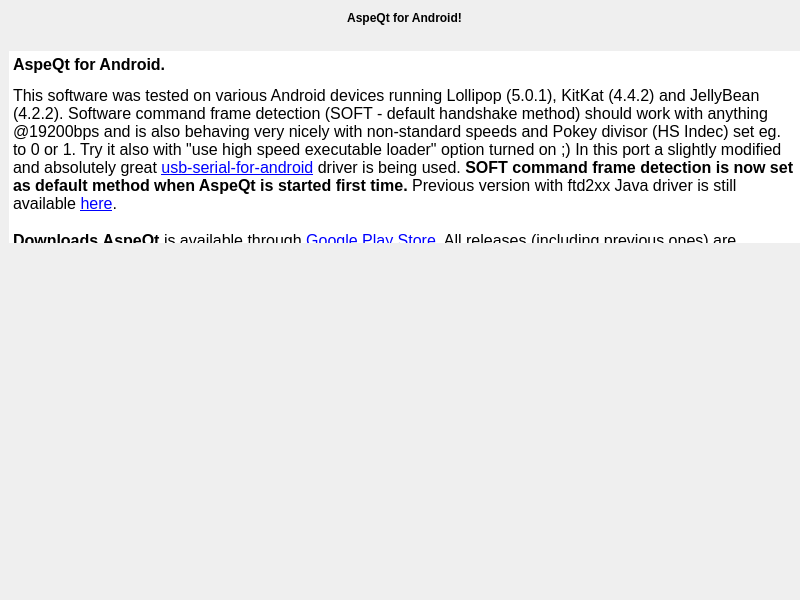
Above: aboutdialog.ui from greblus/aspeqt before the change. Below: the same form after it.
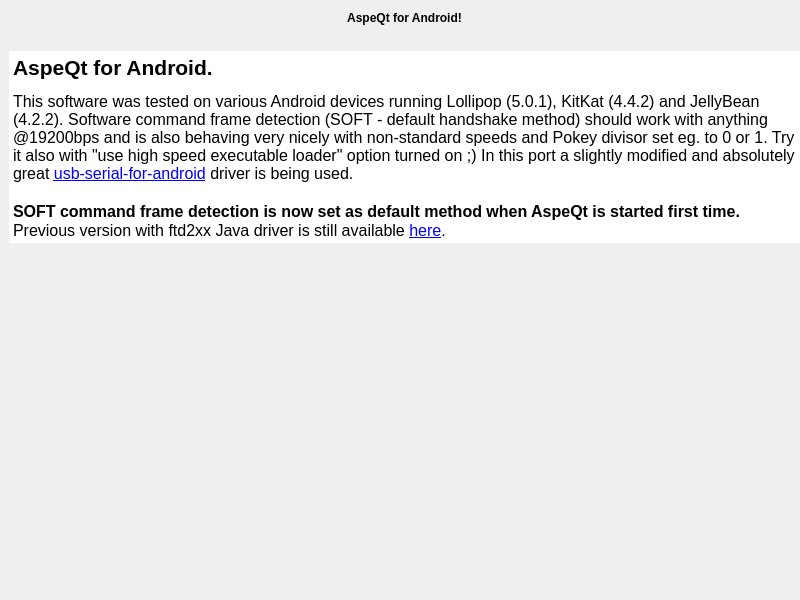
That is the form after the change.

Commit message: * No data copying in writeDataFrame (it's passed by reference) * Aboutdialog update.

Diff of the .ui file:
```diff
--- a/aboutdialog.ui
+++ b/aboutdialog.ui
@@ -149,27 +149,39 @@
 &lt;html&gt;&lt;head&gt;&lt;meta name=&quot;qrichtext&quot; content=&quot;1&quot; /&gt;&lt;style type=&quot;text/css&quot;&gt;
 p, li { white-space: pre-wrap; }
 &lt;/style&gt;&lt;/head&gt;&lt;body style=&quot; font-family:'MS Shell Dlg 2'; font-size:8.25pt; font-weight:400; font-style:normal;&quot;&gt;
-&lt;p style=&quot; margin-top:18px; margin-bottom:12px; margin-left:0px; margin-right:0px; -qt-block-indent:0; text-indent:0px;&quot;&gt;&lt;span style=&quot; font-size:12pt; font-weight:600;&quot;&gt;AspeQt for Android.&lt;/span&gt;&lt;/p&gt;
-&lt;p style=&quot; margin-top:0px; margin-bottom:0px; margin-left:0px; margin-right:0px; -qt-block-indent:0; text-indent:0px;&quot;&gt;&lt;span style=&quot; font-size:12pt;&quot;&gt;This software was tested on various Android devices running Lollipop (5.0.1), KitKat (4.4.2) and JellyBean (4.2.2). Software command frame detection (SOFT - default handshake method) should work with anything @19200bps and is also behaving very nicely with non-standard speeds and Pokey divisor (HS Indec) set eg. to 0 or 1. Try it also with &amp;quot;use high speed executable loader&amp;quot; option turned on ;) In this port a slightly modified and absolutely great &lt;/span&gt;&lt;a href=&quot;https://github.com/greblus/usb-serial-for-android&quot;&gt;&lt;span style=&quot; font-size:12pt; text-decoration: underline; color:#0000ff;&quot;&gt;usb-serial-for-android&lt;/span&gt;&lt;/a&gt;&lt;span style=&quot; font-size:12pt;&quot;&gt; driver is being used. &lt;/span&gt;&lt;span style=&quot; font-size:12pt; font-weight:600;&quot;&gt;SOFT command frame detection is now set as default method when AspeQt is started first time.&lt;/span&gt;&lt;span style=&quot; font-size:12pt;&quot;&gt; Previous version with ftd2xx Java driver is still available &lt;/span&gt;&lt;a href=&quot;https://github.com/greblus/aspeqt/tree/ftd2xx&quot;&gt;&lt;span style=&quot; font-size:12pt; text-decoration: underline; color:#0000ff;&quot;&gt;here&lt;/span&gt;&lt;/a&gt;&lt;span style=&quot; font-size:12pt;&quot;&gt;. &lt;/span&gt;&lt;/p&gt;
-&lt;p style=&quot; margin-top:18px; margin-bottom:12px; margin-left:0px; margin-right:0px; -qt-block-indent:0; text-indent:0px;&quot;&gt;&lt;span style=&quot; font-size:12pt; font-weight:600;&quot;&gt;Downloads&lt;/span&gt;&lt;span style=&quot; font-size:12pt;&quot;&gt; &lt;/span&gt;&lt;span style=&quot; font-size:12pt; font-weight:600;&quot;&gt;AspeQt&lt;/span&gt;&lt;span style=&quot; font-size:12pt;&quot;&gt; is available through &lt;/span&gt;&lt;a href=&quot;https://play.google.com/store/search?q=aspeqt&quot;&gt;&lt;span style=&quot; font-size:12pt; text-decoration: underline; color:#0000ff;&quot;&gt;Google Play Store&lt;/span&gt;&lt;/a&gt;&lt;span style=&quot; font-size:12pt;&quot;&gt;. All releases (including previous ones) are available &lt;/span&gt;&lt;a href=&quot;https://github.com/greblus/aspeqt/releases&quot;&gt;&lt;span style=&quot; font-size:12pt; text-decoration: underline; color:#0000ff;&quot;&gt;here&lt;/span&gt;&lt;/a&gt;&lt;span style=&quot; font-size:12pt;&quot;&gt;. &lt;/span&gt;&lt;span style=&quot; font-size:12pt; font-weight:600;&quot;&gt;Lastest compiled apk&lt;/span&gt;&lt;span style=&quot; font-size:12pt;&quot;&gt; is always &lt;/span&gt;&lt;a href=&quot;https://github.com/greblus/aspeqt/raw/android/android/apk/aspeqt.apk&quot;&gt;&lt;span style=&quot; font-size:12pt; text-decoration: underline; color:#0000ff;&quot;&gt;here&lt;/span&gt;&lt;/a&gt;&lt;span style=&quot; font-size:12pt;&quot;&gt;. And of course all apk files which were uploaded to android/apk can be found in the repo (there is a &amp;quot;Browse Files&amp;quot; button which will show you a snapshot of the repository at a time of the particular commit). &lt;/span&gt;&lt;/p&gt;
-&lt;p style=&quot; margin-top:18px; margin-bottom:12px; margin-left:0px; margin-right:0px; -qt-block-indent:0; text-indent:0px;&quot;&gt;&lt;span style=&quot; font-size:12pt; font-weight:600;&quot;&gt;What's necessary to use it:&lt;/span&gt;&lt;span style=&quot; font-size:12pt;&quot;&gt; &lt;/span&gt;&lt;/p&gt;
-&lt;ul style=&quot;margin-top: 0px; margin-bottom: 0px; margin-left: 0px; margin-right: 0px; -qt-list-indent: 1;&quot;&gt;&lt;li style=&quot; font-size:12pt;&quot; style=&quot; margin-top:12px; margin-bottom:0px; margin-left:0px; margin-right:0px; -qt-block-indent:0; text-indent:0px;&quot;&gt;Android device with USB Host Support. Check USB Host Support with &lt;a href=&quot;https://play.google.com/store/apps/details?id=eu.chainfire.usbhostdiagnostics&amp;amp;hl=pl&quot;&gt;&lt;span style=&quot; text-decoration: underline; color:#0000ff;&quot;&gt;this tool&lt;/span&gt;&lt;/a&gt;. &lt;/li&gt;
+&lt;p style=&quot; margin-top:18px; margin-bottom:12px; margin-left:0px; margin-right:0px; -qt-block-indent:0; text-indent:0px;&quot;&gt;&lt;span style=&quot; font-size:16pt; font-weight:600;&quot;&gt;AspeQt for Android.&lt;/span&gt;&lt;/p&gt;
+&lt;p style=&quot; margin-top:0px; margin-bottom:0px; margin-left:0px; margin-right:0px; -qt-block-indent:0; text-indent:0px;&quot;&gt;&lt;span style=&quot; font-size:12pt;&quot;&gt;This software was tested on various Android devices running Lollipop (5.0.1), KitKat (4.4.2) and JellyBean (4.2.2). Software command frame detection (SOFT - default handshake method) should work with anything @19200bps and is also behaving very nicely with non-standard speeds and Pokey divisor set eg. to 0 or 1. Try it also with &amp;quot;use high speed executable loader&amp;quot; option turned on ;) In this port a slightly modified and absolutely great &lt;/span&gt;&lt;a href=&quot;https://github.com/greblus/usb-serial-for-android&quot;&gt;&lt;span style=&quot; font-size:12pt; text-decoration: underline; color:#0000ff;&quot;&gt;usb-serial-for-android&lt;/span&gt;&lt;/a&gt;&lt;span style=&quot; font-size:12pt;&quot;&gt; driver is being used. &lt;/span&gt;&lt;/p&gt;
+&lt;p style=&quot;-qt-paragraph-type:empty; margin-top:0px; margin-bottom:0px; margin-left:0px; margin-right:0px; -qt-block-indent:0; text-indent:0px; font-size:12pt;&quot;&gt;&lt;br /&gt;&lt;/p&gt;
+&lt;p style=&quot; margin-top:0px; margin-bottom:0px; margin-left:0px; margin-right:0px; -qt-block-indent:0; text-indent:0px;&quot;&gt;&lt;span style=&quot; font-size:12pt; font-weight:600;&quot;&gt;SOFT command frame detection is now set as default method when AspeQt is started first time.&lt;/span&gt;&lt;span style=&quot; font-size:12pt;&quot;&gt; &lt;/span&gt;&lt;/p&gt;
+&lt;p style=&quot; margin-top:0px; margin-bottom:0px; margin-left:0px; margin-right:0px; -qt-block-indent:0; text-indent:0px;&quot;&gt;&lt;span style=&quot; font-size:12pt;&quot;&gt;Previous version with ftd2xx Java driver is still available &lt;/span&gt;&lt;a href=&quot;https://github.com/greblus/aspeqt/tree/ftd2xx&quot;&gt;&lt;span style=&quot; font-size:12pt; text-decoration: underline; color:#0000ff;&quot;&gt;here&lt;/span&gt;&lt;/a&gt;&lt;span style=&quot; font-size:12pt;&quot;&gt;. &lt;/span&gt;&lt;/p&gt;
+&lt;p style=&quot; margin-top:18px; margin-bottom:12px; margin-left:0px; margin-right:0px; -qt-block-indent:0; text-indent:0px;&quot;&gt;&lt;span style=&quot; font-size:16pt; font-weight:600;&quot;&gt;Downloads.&lt;/span&gt;&lt;/p&gt;
+&lt;p style=&quot; margin-top:18px; margin-bottom:12px; margin-left:0px; margin-right:0px; -qt-block-indent:0; text-indent:0px;&quot;&gt;&lt;span style=&quot; font-size:12pt; font-weight:600;&quot;&gt;AspeQt&lt;/span&gt;&lt;span style=&quot; font-size:12pt;&quot;&gt; is available through &lt;/span&gt;&lt;a href=&quot;https://play.google.com/store/search?q=aspeqt&quot;&gt;&lt;span style=&quot; font-size:12pt; text-decoration: underline; color:#0000ff;&quot;&gt;Google Play Store&lt;/span&gt;&lt;/a&gt;&lt;span style=&quot; font-size:12pt;&quot;&gt;. All releases (including previous ones) are available &lt;/span&gt;&lt;a href=&quot;https://github.com/greblus/aspeqt/releases&quot;&gt;&lt;span style=&quot; font-size:12pt; text-decoration: underline; color:#0000ff;&quot;&gt;here&lt;/span&gt;&lt;/a&gt;&lt;span style=&quot; font-size:12pt;&quot;&gt;. &lt;/span&gt;&lt;span style=&quot; font-size:12pt; font-weight:600;&quot;&gt;Lastest compiled apk&lt;/span&gt;&lt;span style=&quot; font-size:12pt;&quot;&gt; is always &lt;/span&gt;&lt;a href=&quot;https://github.com/greblus/aspeqt/raw/android/android/apk/aspeqt.apk&quot;&gt;&lt;span style=&quot; font-size:12pt; text-decoration: underline; color:#0000ff;&quot;&gt;here&lt;/span&gt;&lt;/a&gt;&lt;span style=&quot; font-size:12pt;&quot;&gt;. And of course all apk files which were uploaded to android/apk can be found in the repo (there is a &amp;quot;Browse Files&amp;quot; button which will show you a snapshot of the repository at a time of the particular commit). What doesn't work yet? Loading atr files stalls occassionally in DSR handshaking mode. Haven't noticed it in SOFT mode. Hopefully Will fix it soon. &lt;/span&gt;&lt;/p&gt;
+&lt;p style=&quot; margin-top:18px; margin-bottom:12px; margin-left:0px; margin-right:0px; -qt-block-indent:0; text-indent:0px;&quot;&gt;&lt;span style=&quot; font-size:16pt; font-weight:600;&quot;&gt;What's necessary to use it:&lt;/span&gt;&lt;span style=&quot; font-size:16pt;&quot;&gt; &lt;/span&gt;&lt;/p&gt;
+&lt;ul style=&quot;margin-top: 0px; margin-bottom: 0px; margin-left: 0px; margin-right: 0px; -qt-list-indent: 1;&quot;&gt;&lt;li style=&quot; font-size:12pt;&quot; style=&quot; margin-top:12px; margin-bottom:0px; margin-left:0px; margin-right:0px; -qt-block-indent:0; text-indent:0px;&quot;&gt;Android device with USB Host Support. Check USB Host Support with &lt;a href=&quot;https://play.google.com/store/apps/details?id=eu.chainfire.usbhostdiagnostics&quot;&gt;&lt;span style=&quot; text-decoration: underline; color:#0000ff;&quot;&gt;this tool&lt;/span&gt;&lt;/a&gt;. &lt;/li&gt;
 &lt;li style=&quot; font-size:12pt;&quot; style=&quot; margin-top:0px; margin-bottom:0px; margin-left:0px; margin-right:0px; -qt-block-indent:0; text-indent:0px;&quot;&gt;OTG cable. &lt;/li&gt;
 &lt;li style=&quot; font-size:12pt;&quot; style=&quot; margin-top:0px; margin-bottom:0px; margin-left:0px; margin-right:0px; -qt-block-indent:0; text-indent:0px;&quot;&gt;Sio2PC-USB converter. I recommend &lt;a href=&quot;http://lotharek.pl/product.php?pid=98&quot;&gt;&lt;span style=&quot; text-decoration: underline; color:#0000ff;&quot;&gt;this one made by Lotharek&lt;/span&gt;&lt;/a&gt;. &lt;/li&gt;
-&lt;li style=&quot; font-size:12pt;&quot; style=&quot; margin-top:0px; margin-bottom:0px; margin-left:0px; margin-right:0px; -qt-block-indent:0; text-indent:0px;&quot;&gt;AspeQt for Android should work on anything starting from 3.1. I've tested it on Lark FreeMe 8&amp;quot; Android 4.2.2 tablet, Kazam 345 &amp;amp; Kazam Tornado phones with KitKat 4.4, Lenovo Tab 2 A10-70L and Lenovo Tab 2 A7 tablets with Lollipop 5.0.1.&lt;/li&gt;
+&lt;li style=&quot; font-size:12pt;&quot; style=&quot; margin-top:0px; margin-bottom:0px; margin-left:0px; margin-right:0px; -qt-block-indent:0; text-indent:0px;&quot;&gt;AspeQt for Android should work on anything starting from 3.1. I've tested it on Lark FreeMe 8&amp;quot; Android 4.2.2 tablet, Kazam 345 &amp;amp; Kazam Tornado phones with KitKat 4.4, Lenovo Tab 2 A10-70L and Lenovo Tab 2 A7 tablets with Lollipop 5.0.1 &lt;/li&gt;
 &lt;li style=&quot; font-size:12pt;&quot; style=&quot; margin-top:0px; margin-bottom:0px; margin-left:0px; margin-right:0px; -qt-block-indent:0; text-indent:0px;&quot;&gt;&lt;span style=&quot; font-weight:600;&quot;&gt;No root necessary.&lt;/span&gt; &lt;/li&gt;
 &lt;li style=&quot; font-size:12pt;&quot; style=&quot; margin-top:0px; margin-bottom:0px; margin-left:0px; margin-right:0px; -qt-block-indent:0; text-indent:0px;&quot;&gt;&lt;span style=&quot; font-weight:600;&quot;&gt;No drivers necessary.&lt;/span&gt; usb-serial-for-android java driver is in the package. &lt;/li&gt;
-&lt;li style=&quot; font-size:12pt;&quot; style=&quot; margin-top:0px; margin-bottom:12px; margin-left:0px; margin-right:0px; -qt-block-indent:0; text-indent:0px;&quot;&gt;After you connect the SIO2PC-USB to your Android device it'll automatically launch AspeQt. If you have SIO2PC-USB from Lotharek, select SOFT or DSR flow control method and set speed to 19200bps first, to see if it works at all. Feel free to experiment with higher speeds and Pokey divisors (HiSpeed OS, SDX or Qmeg is required for fast SIO routines). HS Index 0 should work in SOFT mode. DSR is tad slower but HS Index 2 or 3 should work too.&lt;/li&gt;&lt;/ul&gt;
-&lt;p style=&quot; margin-top:0px; margin-bottom:0px; margin-left:0px; margin-right:0px; -qt-block-indent:0; text-indent:0px;&quot;&gt;&lt;span style=&quot; font-size:12pt;&quot;&gt;Alternatively (on an unmodified Atari) it's enough to mount the folder with xex files and copy these two files: $boot.bin and picodos.sys which can be dowloaded &lt;/span&gt;&lt;a href=&quot;https://github.com/greblus/aspeqt/tree/android/%24bootpic&quot;&gt;&lt;span style=&quot; font-size:12pt; text-decoration: underline; color:#0000ff;&quot;&gt;from here&lt;/span&gt;&lt;/a&gt;&lt;span style=&quot; font-size:12pt;&quot;&gt;. This way all xex files, e.g. just downloaded from the internet on your mobile or tablet) to some mounted folder eg. Download/Atari can be nicely loaded in high speed using MyPicoDos. All you have to do is to boot your Atari from this folder. Speed greatly depends on your CPU possibilities and I/O performance, but Pokey divisor 0 works nicely, even despite the fact that all driver calls are made through JNI.&lt;/span&gt;&lt;/p&gt;
+&lt;li style=&quot; font-size:12pt;&quot; style=&quot; margin-top:0px; margin-bottom:12px; margin-left:0px; margin-right:0px; -qt-block-indent:0; text-indent:0px;&quot;&gt;After you connect the SIO2PC-USB to your Android device it'll automatically launch AspeQt. If you have SIO2PC-USB from Lotharek, select SOFT or DSR flow control method and set speed to 19200bps first, to see if it works at all. Feel free to experiment with higher speeds and Pokey divisors (HiSpeed OS, SDX or Qmeg is required for fast SIO routines). &lt;/li&gt;&lt;/ul&gt;
+&lt;p style=&quot; margin-top:0px; margin-bottom:0px; margin-left:0px; margin-right:0px; -qt-block-indent:0; text-indent:0px;&quot;&gt;&lt;span style=&quot; font-size:12pt;&quot;&gt;Alternatively (on an unmodified Atari) it's enough to mount the folder with xex files and copy these two files: $boot.bin and picodos.sys which can be dowloaded &lt;/span&gt;&lt;a href=&quot;https://github.com/greblus/aspeqt/tree/android/%24bootpic&quot;&gt;&lt;span style=&quot; font-size:12pt; text-decoration: underline; color:#0000ff;&quot;&gt;from here&lt;/span&gt;&lt;/a&gt;&lt;span style=&quot; font-size:12pt;&quot;&gt;. This way all xex files, e.g. just downloaded from the internet on your mobile or tablet) to some mounted folder eg. Download/Atari can be nicely loaded in high speed using MyPicoDos. &lt;/span&gt;&lt;/p&gt;
 &lt;p style=&quot; margin-top:16px; margin-bottom:12px; margin-left:0px; margin-right:0px; -qt-block-indent:0; text-indent:0px;&quot;&gt;&lt;a href=&quot;https://www.youtube.com/watch?v=GEkwZM_Cr_M&amp;amp;list=PL_0_k9JuZLPiox8zAklF3qvG3SbsZ08g8&quot;&gt;&lt;span style=&quot; font-size:12pt; font-weight:600; text-decoration: underline; color:#0000ff;&quot;&gt;Videos of AspeQt on Android&lt;/span&gt;&lt;/a&gt;&lt;span style=&quot; font-size:12pt;&quot;&gt; &lt;/span&gt;&lt;/p&gt;
-&lt;p style=&quot; margin-top:18px; margin-bottom:12px; margin-left:0px; margin-right:0px; -qt-block-indent:0; text-indent:0px;&quot;&gt;&lt;span style=&quot; font-size:12pt; font-weight:600;&quot;&gt;Summary&lt;/span&gt;&lt;/p&gt;
+&lt;p style=&quot; margin-top:18px; margin-bottom:12px; margin-left:0px; margin-right:0px; -qt-block-indent:0; text-indent:0px;&quot;&gt;&lt;span style=&quot; font-size:16pt; font-weight:600;&quot;&gt;Summary&lt;/span&gt;&lt;/p&gt;
 &lt;p style=&quot; margin-top:0px; margin-bottom:0px; margin-left:0px; margin-right:0px; -qt-block-indent:0; text-indent:0px;&quot;&gt;&lt;span style=&quot; font-size:12pt;&quot;&gt;AspeQt emulates Atari SIO peripherals when connected to an Atari 8-bit computer with an SIO2PC cable. In that respect it's similar to programs like APE and Atari810. The main difference is that it's free (unlike APE) and it's cross-platform (unlike Atari810 and APE). &lt;/span&gt;&lt;/p&gt;
 &lt;p style=&quot; margin-top:18px; margin-bottom:12px; margin-left:0px; margin-right:0px; -qt-block-indent:0; text-indent:0px;&quot;&gt;&lt;span style=&quot; font-size:12pt; font-weight:600;&quot;&gt;License (see license.txt file for more details)&lt;/span&gt;&lt;/p&gt;
-&lt;p style=&quot; margin-top:0px; margin-bottom:0px; margin-left:0px; margin-right:0px; -qt-block-indent:0; text-indent:0px;&quot;&gt;&lt;span style=&quot; font-size:12pt;&quot;&gt;Original code up to version 0.6.0 Copyright 2009 by Fatih Aygün.&lt;br /&gt;Updates since v0.6.0 Copyright 2012 by Ray Ataergin.&lt;br /&gt;Android port of aspeqt-1.0.0.Preview_6 by Wiktor Grebla.&lt;br /&gt;You can freely copy, use, modify and distribute it under the GPL 2.0 license. Please see license.txt for details. &lt;br /&gt;Qt libraries: Copyright by The Qt Company. &lt;br /&gt;usb-serial-for-Android with support for FTDI chips is based &lt;/span&gt;&lt;a href=&quot;https://github.com/mik3y/usb-serial-for-android&quot;&gt;&lt;span style=&quot; font-size:12pt; text-decoration: underline; color:#0000ff;&quot;&gt;on this project&lt;/span&gt;&lt;/a&gt;&lt;span style=&quot; font-size:12pt;&quot;&gt;. &lt;br /&gt;&lt;/span&gt;&lt;a href=&quot;http://tango.freedesktop.org/Tango_Icon_Library&quot;&gt;&lt;span style=&quot; font-size:12pt; text-decoration: underline; color:#0000ff;&quot;&gt;Tango Icons&lt;/span&gt;&lt;/a&gt;&lt;span style=&quot; font-size:12pt;&quot;&gt;. &lt;br /&gt;High speed code used in the EXE loader was written by Matthias Reichl &lt;/span&gt;&lt;a href=&quot;mailto:hias@horus.com&quot;&gt;&lt;span style=&quot; font-size:12pt; text-decoration: underline; color:#0000ff;&quot;&gt;hias@horus.com&lt;/span&gt;&lt;/a&gt;&lt;span style=&quot; font-size:12pt;&quot;&gt;. &lt;br /&gt;&lt;/span&gt;&lt;a href=&quot;http://www.scorchworks.com/Blog/simple-file-dialog-for-android-applications/&quot;&gt;&lt;span style=&quot; font-size:12pt; text-decoration: underline; color:#0000ff;&quot;&gt;Simple Filedialog for Android.&lt;/span&gt;&lt;/a&gt;&lt;span style=&quot; font-size:12pt;&quot;&gt; &lt;br /&gt;&lt;/span&gt;&lt;/p&gt;
-&lt;p style=&quot; margin-top:18px; margin-bottom:12px; margin-left:0px; margin-right:0px; -qt-block-indent:0; text-indent:0px;&quot;&gt;&lt;span style=&quot; font-size:12pt; font-weight:600;&quot;&gt;Questions about this Android port? Drop me an e-mail ;)&lt;/span&gt;&lt;/p&gt;
+&lt;p style=&quot; margin-top:0px; margin-bottom:0px; margin-left:0px; margin-right:0px; -qt-block-indent:0; text-indent:0px;&quot;&gt;&lt;span style=&quot; font-size:12pt;&quot;&gt;Original code up to version 0.6.0 Copyright 2009 by Fatih Aygün.&lt;br /&gt;Updates since v0.6.0 Copyright 2012 by Ray Ataergin.&lt;br /&gt;Android port of aspeqt-1.0.0.Preview_6 by Wiktor Grebla.&lt;/span&gt;&lt;/p&gt;
+&lt;p style=&quot; margin-top:0px; margin-bottom:0px; margin-left:0px; margin-right:0px; -qt-block-indent:0; text-indent:0px;&quot;&gt;&lt;span style=&quot; font-size:12pt;&quot;&gt;&lt;br /&gt;You can freely copy, use, modify and distribute it under the GPL 2.0 license. Please see license.txt for details. &lt;/span&gt;&lt;/p&gt;
+&lt;p style=&quot;-qt-paragraph-type:empty; margin-top:0px; margin-bottom:0px; margin-left:0px; margin-right:0px; -qt-block-indent:0; text-indent:0px; font-size:12pt;&quot;&gt;&lt;br /&gt;&lt;/p&gt;
+&lt;p style=&quot; margin-top:0px; margin-bottom:0px; margin-left:0px; margin-right:0px; -qt-block-indent:0; text-indent:0px;&quot;&gt;&lt;span style=&quot; font-size:16pt; font-weight:600; text-decoration: underline;&quot;&gt;This program couldn't be created without:&lt;/span&gt;&lt;/p&gt;
+&lt;p style=&quot; margin-top:0px; margin-bottom:0px; margin-left:0px; margin-right:0px; -qt-block-indent:0; text-indent:0px;&quot;&gt;&lt;span style=&quot; font-size:12pt;&quot;&gt;&lt;br /&gt;Qt libraries: Copyright by The Qt Company. &lt;br /&gt;usb-serial-for-Android with support for FTDI chips is a slightly modified fork of &lt;/span&gt;&lt;a href=&quot;https://github.com/mik3y/usb-serial-for-android&quot;&gt;&lt;span style=&quot; font-size:12pt; text-decoration: underline; color:#0000ff;&quot;&gt;this project&lt;/span&gt;&lt;/a&gt;&lt;span style=&quot; font-size:12pt;&quot;&gt;. &lt;br /&gt;&lt;/span&gt;&lt;a href=&quot;http://tango.freedesktop.org/Tango_Icon_Library&quot;&gt;&lt;span style=&quot; font-size:12pt; text-decoration: underline; color:#0000ff;&quot;&gt;Tango Icons&lt;/span&gt;&lt;/a&gt;&lt;span style=&quot; font-size:12pt;&quot;&gt;. &lt;br /&gt;High speed code used in the EXE loader written by &lt;/span&gt;&lt;a href=&quot;mailto:hias@horus.com&quot;&gt;&lt;span style=&quot; font-size:12pt; text-decoration: underline; color:#0000ff;&quot;&gt;Matthias Reichl&lt;/span&gt;&lt;/a&gt;&lt;span style=&quot; font-size:12pt;&quot;&gt;. &lt;br /&gt;&lt;/span&gt;&lt;a href=&quot;http://www.scorchworks.com/Blog/simple-file-dialog-for-android-applications/&quot;&gt;&lt;span style=&quot; font-size:12pt; text-decoration: underline; color:#0000ff;&quot;&gt;Simple Filedialog for Android.&lt;/span&gt;&lt;/a&gt;&lt;span style=&quot; font-size:12pt;&quot;&gt; &lt;br /&gt;&lt;/span&gt;&lt;/p&gt;
+&lt;p style=&quot; margin-top:0px; margin-bottom:0px; margin-left:0px; margin-right:0px; -qt-block-indent:0; text-indent:0px;&quot;&gt;&lt;span style=&quot; font-size:12pt; font-weight:600;&quot;&gt;Questions about this Android port? Drop me an e-mail ;)&lt;/span&gt;&lt;/p&gt;
 &lt;p style=&quot; margin-top:0px; margin-bottom:0px; margin-left:0px; margin-right:0px; -qt-block-indent:0; text-indent:0px;&quot;&gt;&lt;span style=&quot; font-size:12pt;&quot;&gt;Wiktor Grebla: &lt;/span&gt;&lt;a href=&quot;mailto:greblus@gmail.com&quot;&gt;&lt;span style=&quot; font-size:12pt; text-decoration: underline; color:#0000ff;&quot;&gt;greblus@gmail.com&lt;/span&gt;&lt;/a&gt;&lt;span style=&quot; font-size:12pt;&quot;&gt; &lt;/span&gt;&lt;/p&gt;
-&lt;p style=&quot; margin-top:18px; margin-bottom:12px; margin-left:0px; margin-right:0px; -qt-block-indent:0; text-indent:0px;&quot;&gt;&lt;span style=&quot; font-size:12pt; font-weight:600;&quot;&gt;SIO2PC-USB adapters:&lt;/span&gt;&lt;/p&gt;
-&lt;p style=&quot; margin-top:0px; margin-bottom:0px; margin-left:0px; margin-right:0px; -qt-block-indent:0; text-indent:0px;&quot;&gt;&lt;span style=&quot; font-size:12pt;&quot;&gt;For SIO2PC-USB hardware purchase visit: &lt;/span&gt;&lt;a href=&quot;www.lotharek.pl&quot;&gt;&lt;span style=&quot; font-size:12pt; text-decoration: underline; color:#0000ff;&quot;&gt;www.lotharek.pl&lt;/span&gt;&lt;/a&gt;&lt;span style=&quot; font-size:12pt;&quot;&gt; or: &lt;/span&gt;&lt;a href=&quot;http://www.atari8warez.com/&quot;&gt;&lt;span style=&quot; font-size:12pt; text-decoration: underline; color:#0000ff;&quot;&gt;http://www.atari8warez.com/&lt;/span&gt;&lt;/a&gt;&lt;span style=&quot; font-size:12pt;&quot;&gt; &lt;/span&gt;&lt;/p&gt;&lt;/body&gt;&lt;/html&gt;</string>
+&lt;p style=&quot; margin-top:18px; margin-bottom:12px; margin-left:0px; margin-right:0px; -qt-block-indent:0; text-indent:0px;&quot;&gt;&lt;span style=&quot; font-size:16pt; font-weight:600;&quot;&gt;SIO2PC-USB adapters:&lt;/span&gt;&lt;/p&gt;
+&lt;p style=&quot; margin-top:0px; margin-bottom:0px; margin-left:0px; margin-right:0px; -qt-block-indent:0; text-indent:0px;&quot;&gt;&lt;span style=&quot; font-size:12pt;&quot;&gt;For SIO2PC-USB hardware purchase visit: &lt;/span&gt;&lt;a href=&quot;www.lotharek.pl&quot;&gt;&lt;span style=&quot; font-size:12pt; text-decoration: underline; color:#0000ff;&quot;&gt;www.lotharek.pl&lt;/span&gt;&lt;/a&gt;&lt;span style=&quot; font-size:12pt;&quot;&gt; or: &lt;/span&gt;&lt;a href=&quot;http://www.atari8warez.com/&quot;&gt;&lt;span style=&quot; font-size:12pt; text-decoration: underline; color:#0000ff;&quot;&gt;http://www.atari8warez.com/&lt;/span&gt;&lt;/a&gt;&lt;span style=&quot; font-size:12pt;&quot;&gt; &lt;/span&gt;&lt;/p&gt;
+&lt;p style=&quot;-qt-paragraph-type:empty; margin-top:0px; margin-bottom:0px; margin-left:0px; margin-right:0px; -qt-block-indent:0; text-indent:0px; font-size:12pt;&quot;&gt;&lt;br /&gt;&lt;/p&gt;
+&lt;p style=&quot;-qt-paragraph-type:empty; margin-top:0px; margin-bottom:0px; margin-left:0px; margin-right:0px; -qt-block-indent:0; text-indent:0px; font-size:12pt;&quot;&gt;&lt;br /&gt;&lt;/p&gt;
+&lt;p style=&quot;-qt-paragraph-type:empty; margin-top:0px; margin-bottom:0px; margin-left:0px; margin-right:0px; -qt-block-indent:0; text-indent:0px; font-size:12pt;&quot;&gt;&lt;br /&gt;&lt;/p&gt;
+&lt;p style=&quot;-qt-paragraph-type:empty; margin-top:0px; margin-bottom:0px; margin-left:0px; margin-right:0px; -qt-block-indent:0; text-indent:0px; font-size:12pt;&quot;&gt;&lt;br /&gt;&lt;/p&gt;&lt;/body&gt;&lt;/html&gt;</string>
      </property>
      <property name="textInteractionFlags">
       <set>Qt::LinksAccessibleByKeyboard|Qt::LinksAccessibleByMouse</set>
```
The commit also changes 13 other files.
